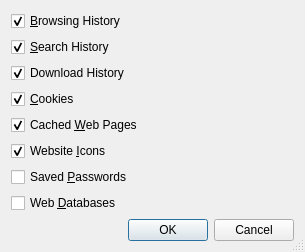
testmana2/test, file Helpviewer/HelpClearPrivateDataDialog.ui: the form before one commit.
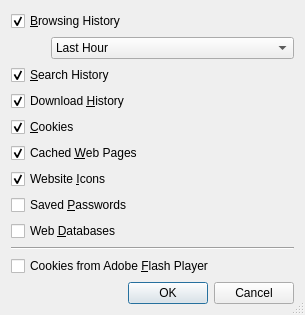
The form after the commit.

Commit message: Extended the "Clear Private Data" dialog of the web browser to clear flash cookies and to select a browsing history period to clear.

Diff of the .ui file:
```diff
--- a/Helpviewer/HelpClearPrivateDataDialog.ui
+++ b/Helpviewer/HelpClearPrivateDataDialog.ui
@@ -7,7 +7,7 @@
     <x>0</x>
     <y>0</y>
     <width>305</width>
-    <height>221</height>
+    <height>289</height>
    </rect>
   </property>
   <property name="windowTitle">
@@ -30,6 +30,61 @@
      </property>
     </widget>
    </item>
+   <item>
+    <layout class="QHBoxLayout" name="horizontalLayout">
+     <item>
+      <spacer name="horizontalSpacer">
+       <property name="orientation">
+        <enum>Qt::Horizontal</enum>
+       </property>
+       <property name="sizeHint" stdset="0">
+        <size>
+         <width>40</width>
+         <height>20</height>
+        </size>
+       </property>
+      </spacer>
+     </item>
+     <item>
+      <widget class="QComboBox" name="historyCombo">
+       <property name="sizePolicy">
+        <sizepolicy hsizetype="Expanding" vsizetype="Fixed">
+         <horstretch>1</horstretch>
+         <verstretch>0</verstretch>
+        </sizepolicy>
+       </property>
+       <property name="toolTip">
+        <string>Select the history period to be deleted</string>
+       </property>
+       <item>
+        <property name="text">
+         <string>Last Hour</string>
+        </property>
+       </item>
+       <item>
+        <property name="text">
+         <string>Last Day</string>
+        </property>
+       </item>
+       <item>
+        <property name="text">
+         <string>Last Week</string>
+        </property>
+       </item>
+       <item>
+        <property name="text">
+         <string>Last 4 Weeks</string>
+        </property>
+       </item>
+       <item>
+        <property name="text">
+         <string>Whole Period</string>
+        </property>
+       </item>
+      </widget>
+     </item>
+    </layout>
+   </item>
    <item>
     <widget class="QCheckBox" name="searchCheckBox">
      <property name="toolTip">
@@ -49,7 +104,7 @@
       <string>Select to clear the download history</string>
      </property>
      <property name="text">
-      <string>Download History</string>
+      <string>Download &amp;History</string>
      </property>
      <property name="checked">
       <bool>true</bool>
@@ -118,6 +173,23 @@
      </property>
     </widget>
    </item>
+   <item>
+    <widget class="Line" name="line">
+     <property name="orientation">
+      <enum>Qt::Horizontal</enum>
+     </property>
+    </widget>
+   </item>
+   <item>
+    <widget class="QCheckBox" name="flashCookiesCheckBox">
+     <property name="toolTip">
+      <string>Select to clear cookies set by the Adobe Flash Player</string>
+     </property>
+     <property name="text">
+      <string>Cookies from Adobe &amp;Flash Player</string>
+     </property>
+    </widget>
+   </item>
    <item>
     <widget class="QDialogButtonBox" name="buttonBox">
      <property name="orientation">
```
Left out of the diff: 30 changed lines with no effect on the pictures. The commit also changes 18 other files.
